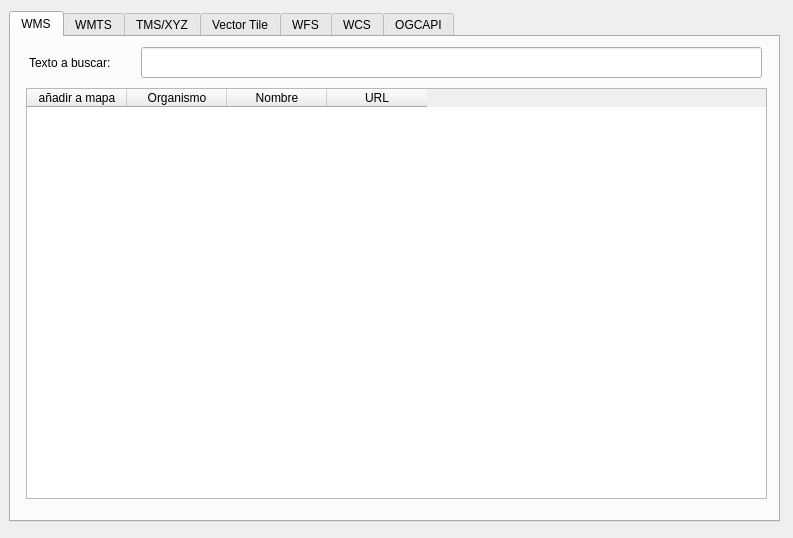
Before: the Qt Designer form serviciosidee2qgis/serviciosIDEE2QGIS_dialog_base.ui in IngenieroGeomatico/serviciosIDEE2QGIS, drawn with Qt 5.
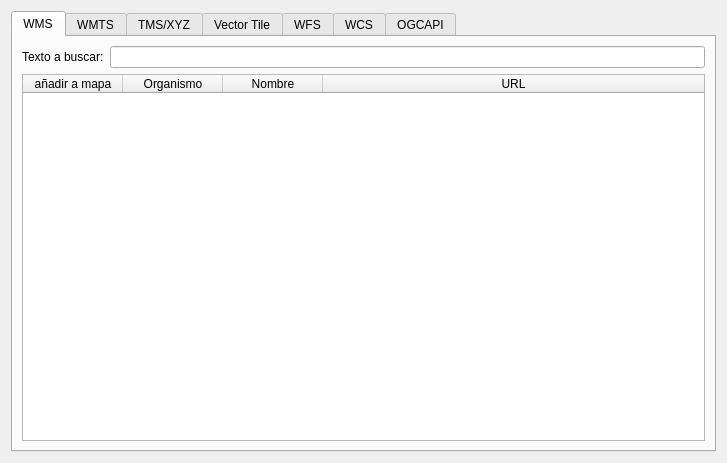
After: the same form once the commit is applied. The open tabs and pages were chosen to show the change.

Commit message: Se modifica las tablas para mejorar la visibilidad

```diff
--- a/serviciosidee2qgis/serviciosIDEE2QGIS_dialog_base.ui
+++ b/serviciosidee2qgis/serviciosIDEE2QGIS_dialog_base.ui
@@ -6,22 +6,16 @@
    <rect>
     <x>0</x>
     <y>0</y>
-    <width>793</width>
-    <height>538</height>
+    <width>727</width>
+    <height>463</height>
    </rect>
   </property>
   <property name="windowTitle">
    <string>serviciosIDEE2QGIS</string>
   </property>
+  <layout class="QGridLayout" name="gridLayout">
+   <item row="0" column="0">
   <widget class="QTabWidget" name="tabWidget_IDEE">
-   <property name="geometry">
-    <rect>
-     <x>9</x>
-     <y>11</y>
-     <width>771</width>
-     <height>511</height>
-    </rect>
-   </property>
    <property name="currentIndex">
     <number>6</number>
    </property>
@@ -29,59 +23,63 @@
     <attribute name="title">
      <string>WMS</string>
     </attribute>
-    <widget class="QTableWidget" name="tableWidget_WMS">
-     <property name="geometry">
-      <rect>
-       <x>15</x>
-       <y>51</y>
-       <width>741</width>
-       <height>411</height>
-      </rect>
-     </property>
-     <column>
-      <property name="text">
-       <string>añadir a mapa</string>
-      </property>
-     </column>
-     <column>
-      <property name="text">
-       <string>Organismo</string>
-      </property>
-     </column>
-     <column>
-      <property name="text">
-       <string>Nombre</string>
-      </property>
-     </column>
-     <column>
-      <property name="text">
-       <string>URL</string>
-      </property>
-     </column>
-    </widget>
-    <widget class="QLineEdit" name="lineEditBuscar_WMS">
-     <property name="geometry">
-      <rect>
-       <x>130</x>
-       <y>10</y>
-       <width>621</width>
-       <height>31</height>
-      </rect>
-     </property>
-    </widget>
+      <layout class="QGridLayout" name="gridLayout_2">
+       <item row="0" column="0">
     <widget class="QLabel" name="label">
-     <property name="geometry">
-      <rect>
-       <x>18</x>
-       <y>16</y>
-       <width>111</width>
-       <height>19</height>
-      </rect>
-     </property>
      <property name="text">
       <string>Texto a buscar:</string>
      </property>
     </widget>
+       </item>
+       <item row="0" column="1">
+        <widget class="QLineEdit" name="lineEditBuscar_WMS"/>
+       </item>
+       <item row="1" column="0" colspan="2">
+        <widget class="QTableWidget" name="tableWidget_WMS">
+         <property name="sizePolicy">
+          <sizepolicy hsizetype="Expanding" vsizetype="Expanding">
+           <horstretch>0</horstretch>
+           <verstretch>0</verstretch>
+          </sizepolicy>
+         </property>
+         <property name="showGrid">
+          <bool>true</bool>
+         </property>
+         <property name="sortingEnabled">
+          <bool>true</bool>
+         </property>
+         <attribute name="horizontalHeaderCascadingSectionResizes">
+          <bool>true</bool>
+         </attribute>
+         <attribute name="horizontalHeaderStretchLastSection">
+          <bool>true</bool>
+         </attribute>
+         <attribute name="verticalHeaderShowSortIndicator" stdset="0">
+          <bool>true</bool>
+         </attribute>
+         <column>
+          <property name="text">
+           <string>añadir a mapa</string>
+          </property>
+         </column>
+         <column>
+          <property name="text">
+           <string>Organismo</string>
+          </property>
+         </column>
+         <column>
+          <property name="text">
+           <string>Nombre</string>
+          </property>
+         </column>
+         <column>
+          <property name="text">
+           <string>URL</string>
+          </property>
+         </column>
+        </widget>
+       </item>
+      </layout>
    </widget>
    <widget class="QWidget" name="WMTS">
     <attribute name="title">
@@ -448,6 +446,8 @@
     </widget>
    </widget>
   </widget>
+   </item>
+  </layout>
  </widget>
  <resources/>
  <connections/>
```
Left out of the diff: 93 changed lines with no effect on the pictures. Lines whose indentation alone changed are shown as unchanged. The commit also changes 1 other file.
